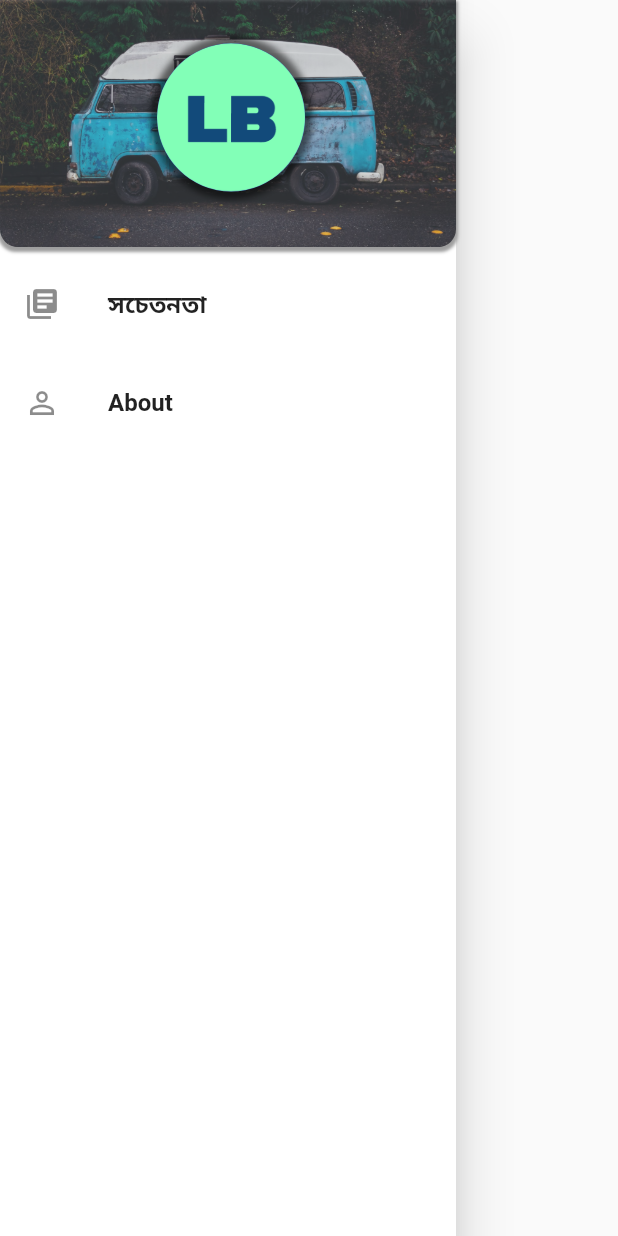
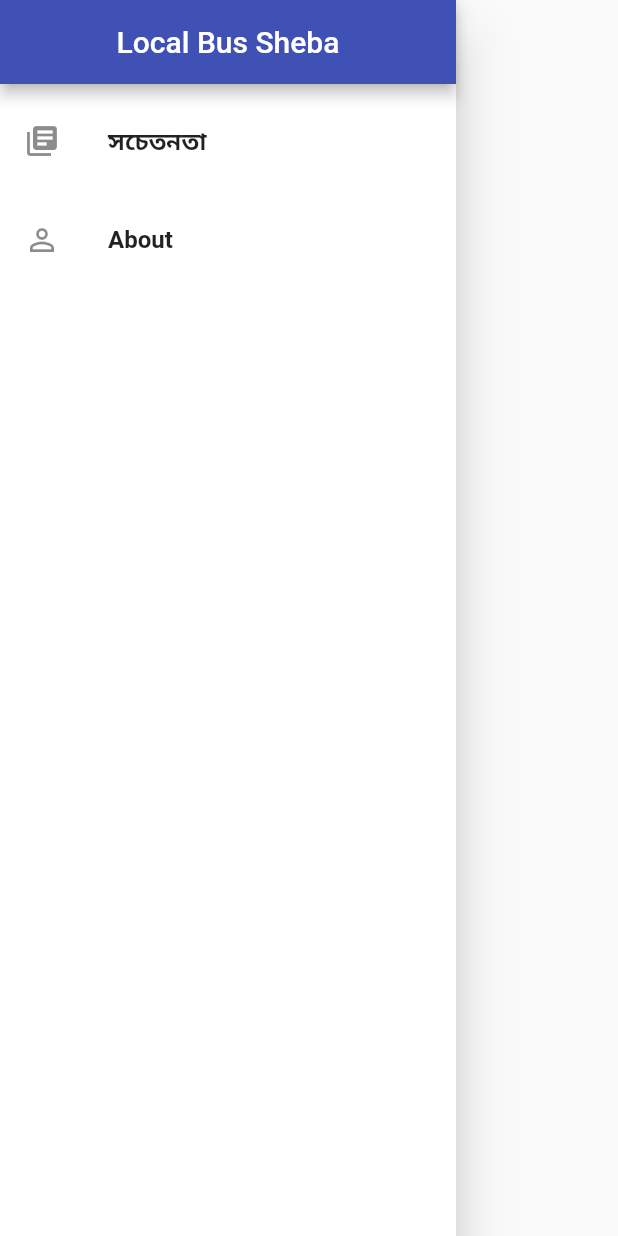
Before and after one commit to sohagmahin/Search-Dhaka, a Flutter app: the HomePageDrawer widget shown alone on an empty page, opened directly, on a phone screen of 412 x 824 dp. Run offline on Flutter 3.47's test engine with Material 2 defaults, Android fonts, the phone set to English and light mode, and no system bars; our stand-ins replace data_connection_checker, shared_preferences, sqflite; missing offline and left inert: autocomplete_textfield; accounts and stored records are empty; statements that could not run were skipped.

Commit message:
refactoring code

```diff
--- a/lib/pages/bus_list.dart
+++ b/lib/pages/all_bus_list.dart
@@ -4,7 +4,7 @@ import '../widget/bus_tile.dart';
 import 'package:provider/provider.dart';
 import '../provider/bus_list_provider.dart';
 
-class BusList extends StatelessWidget {
+class AllBusList extends StatelessWidget {
   @override
   Widget build(BuildContext context) {
     return Container(
--- a/lib/pages/home_page.dart
+++ b/lib/pages/home_page.dart
@@ -1,7 +1,7 @@
 import 'dart:io';
 import 'package:flutter/material.dart';
 import 'input_page.dart';
-import 'bus_list.dart';
+import 'all_bus_list.dart';
 import '../widget/home_page_drawer.dart';
 
 const kButtomTextStyle = TextStyle(fontWeight: FontWeight.bold);
@@ -67,7 +67,7 @@ class _HomePageState extends State<HomePage> {
             });
           },
         ),
-        body: selected == 0 ? InputPage() : BusList(),
+        body: selected == 0 ? InputPage() : AllBusList(),
       ),
     );
   }
--- a/lib/widget/home_page_drawer.dart
+++ b/lib/widget/home_page_drawer.dart
@@ -11,7 +11,12 @@ class HomePageDrawer extends StatelessWidget {
           color: Colors.white,
           child: Column(
             children: <Widget>[
-              _buildHeaderContainer(context),
+              AppBar(
+                title: Text('Local Bus Sheba'),
+                automaticallyImplyLeading: false,
+                centerTitle: true,
+              ),
+              //_buildHeaderContainer(context),
               SizedBox(
                 height: 10,
               ),
@@ -22,8 +27,10 @@ class HomePageDrawer extends StatelessWidget {
                 ),
                 leading: Icon(Icons.library_books),
                 onTap: () {
-                  Navigator.push(context,
-                      MaterialPageRoute(builder: (context) => ConsciousInfoPage()));
+                  Navigator.push(
+                      context,
+                      MaterialPageRoute(
+                          builder: (context) => ConsciousInfoPage()));
                 },
               ),
               SizedBox(
```
Also changed, not shown: lib/util/constant.dart (+50 -0 lines), lib/widget/source_destination_textField.dart (+5 -53 lines).
